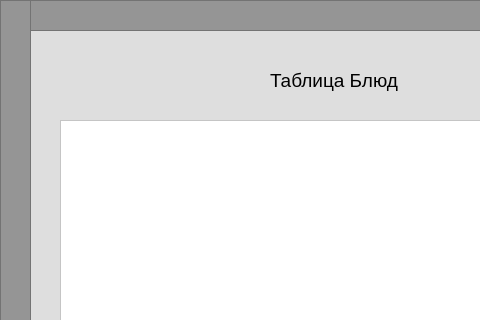
First picture: the form in table.ui, repository Glebosh/Yandex_Project1, before the edit; both pictures show x 0 to 480 and y 0 to 320 of the 1017 by 790 pixel window.
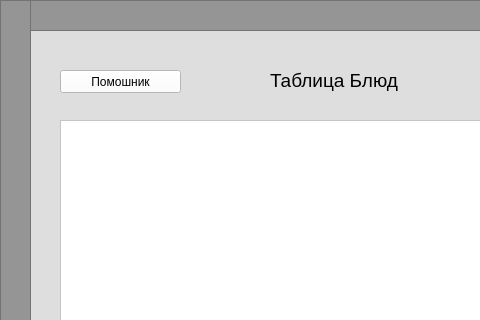
Second picture: the form after the edit.

Commit message: Add Help button and Updating function

Diff of the .ui file:
```diff
--- a/table.ui
+++ b/table.ui
@@ -374,6 +374,22 @@
       <string>Обновить таблицу</string>
      </property>
     </widget>
+    <widget class="QPushButton" name="btn_help">
+     <property name="geometry">
+      <rect>
+       <x>30</x>
+       <y>40</y>
+       <width>121</width>
+       <height>23</height>
+      </rect>
+     </property>
+     <property name="styleSheet">
+      <string notr="true">background-color: rgb(255, 255, 255);</string>
+     </property>
+     <property name="text">
+      <string>Помошник</string>
+     </property>
+    </widget>
    </widget>
    <widget class="QFrame" name="frame_4">
     <property name="geometry">
```
Left out of the diff: 3 changed lines with no effect on the pictures. The commit also changes 4 other files.
